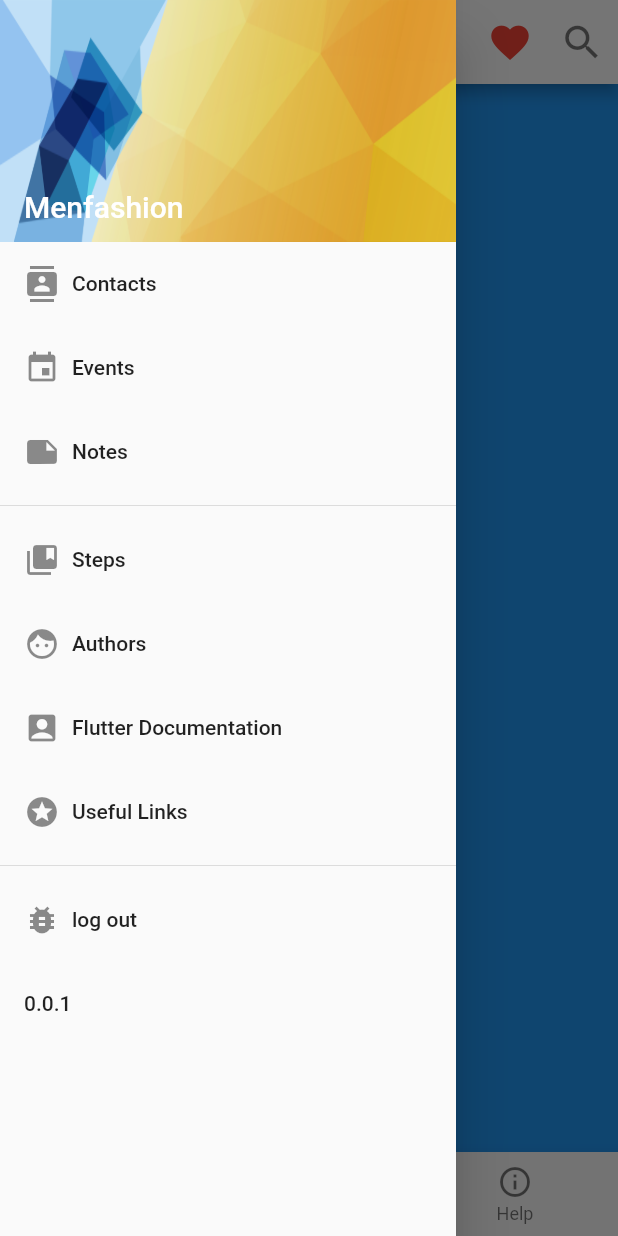
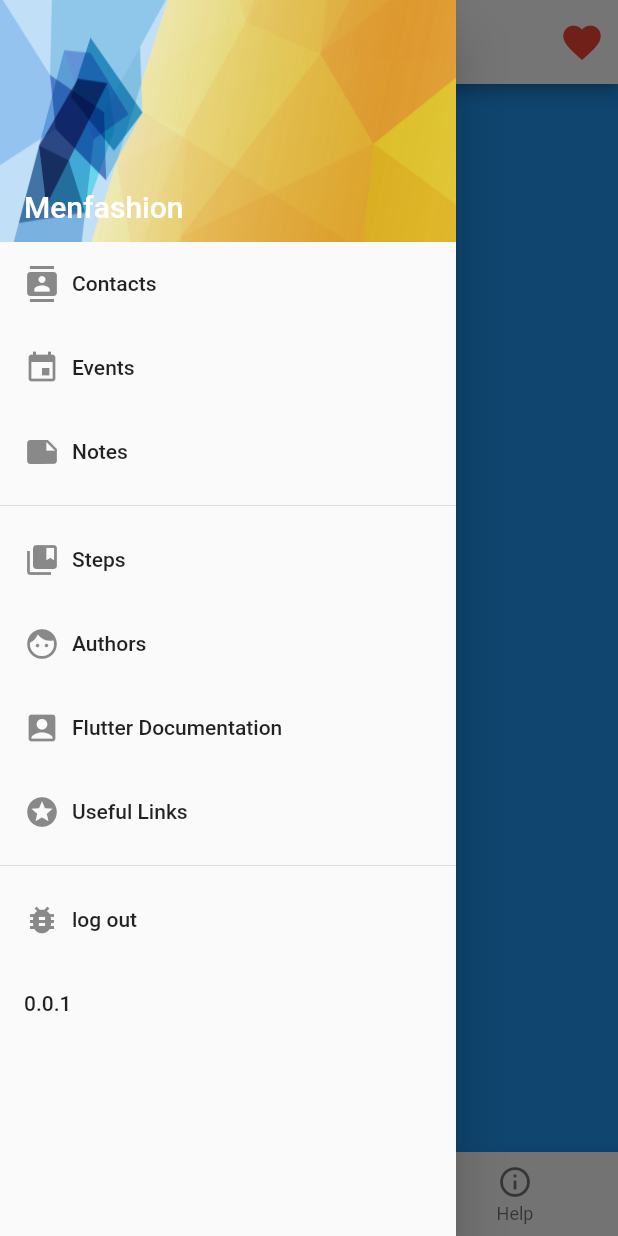
Before and after one commit to mohamedElasar/MenFashion_mobileAPP, a Flutter app: the MyHomePage screen opened directly, item 2 of the bottom bar chosen, with the side drawer open, on a phone screen of 412 x 824 dp. Run offline on Flutter 3.47's test engine with Material 2 defaults, Android fonts, the phone set to English and light mode, and no system bars; our stand-ins replace carousel_slider, shared_preferences; accounts and stored records are empty; network calls fail.

```diff
--- a/lib/main.dart
+++ b/lib/main.dart
@@ -132,7 +132,7 @@ class _MyHomePageState extends State<MyHomePage> {
   Widget build(BuildContext context) {
     return Scaffold(
       drawer: AppDrawer(),
-      appBar: buildAppBar(),
+      appBar: buildAppBar(context),
       body: buildPageView(),
       bottomNavigationBar: BottomNavigationBar(
         onTap: (index) {
--- a/lib/providers/shops.dart
+++ b/lib/providers/shops.dart
@@ -9,6 +9,12 @@ class Shops with ChangeNotifier {
 
   List<Shop> get shops {
     return [..._shops];
+  }
+
+  List<Shop> _favShops = [];
+
+  List<Shop> get favShops {
+    return [..._favShops];
   }
 
   List<dynamic> shopCateg(String id) {
--- a/lib/screens/ShopsListView.dart
+++ b/lib/screens/ShopsListView.dart
@@ -41,7 +41,7 @@ class _ShopsListViewState extends State<ShopsListView> {
     // final shops_list = Provider.of<Shops>(context).shops;
 
     return Scaffold(
-        appBar: buildAppBar(),
+        appBar: buildAppBar(context),
         body: _isloading
             ? Center(
                 child: CircularProgressIndicator(),
--- a/lib/widgets/appBar.dart
+++ b/lib/widgets/appBar.dart
@@ -1,8 +1,12 @@
 import 'package:flutter/material.dart';
+import 'package:my_app_menfashion/providers/auth.dart';
+import 'package:provider/provider.dart';
 
 const String com_logo = 'assets/images/company_logo.png';
 
-Widget buildAppBar() {
+Widget buildAppBar(context) {
+  // print(Provider.of<Auth>(context).name);
+  // bool authnticate = Provider.of<Auth>(context).isAuth;
   return AppBar(
     iconTheme: IconThemeData(color: Colors.black54),
     backgroundColor: Colors.white,
@@ -19,6 +23,18 @@ Widget buildAppBar() {
       ],
     ),
     actions: <Widget>[
+      Row(
+        children: [
+          Consumer<Auth>(
+              builder: (ctx, auth, _) => auth.isAuth
+                  ? Text(
+                      'welcome ${auth.name}',
+                      style: TextStyle(color: Colors.black87),
+                    )
+                  : Text(
+                      '',
+                      style: TextStyle(color: Colors.red),
+                    )),
           IconButton(
               icon: Icon(
                 Icons.favorite,
@@ -26,12 +42,8 @@ Widget buildAppBar() {
                 color: Colors.red,
               ),
               onPressed: null),
-      IconButton(
-          icon: Icon(
-            Icons.search,
-            size: 30,
-          ),
-          onPressed: () => null),
+        ],
+      )
     ],
   );
 }
```
Also changed, not shown: lib/providers/auth.dart (+27 -7 lines), lib/screens/auth_screen.dart (+21 -2 lines). Lines whose indentation alone changed are shown as unchanged.
